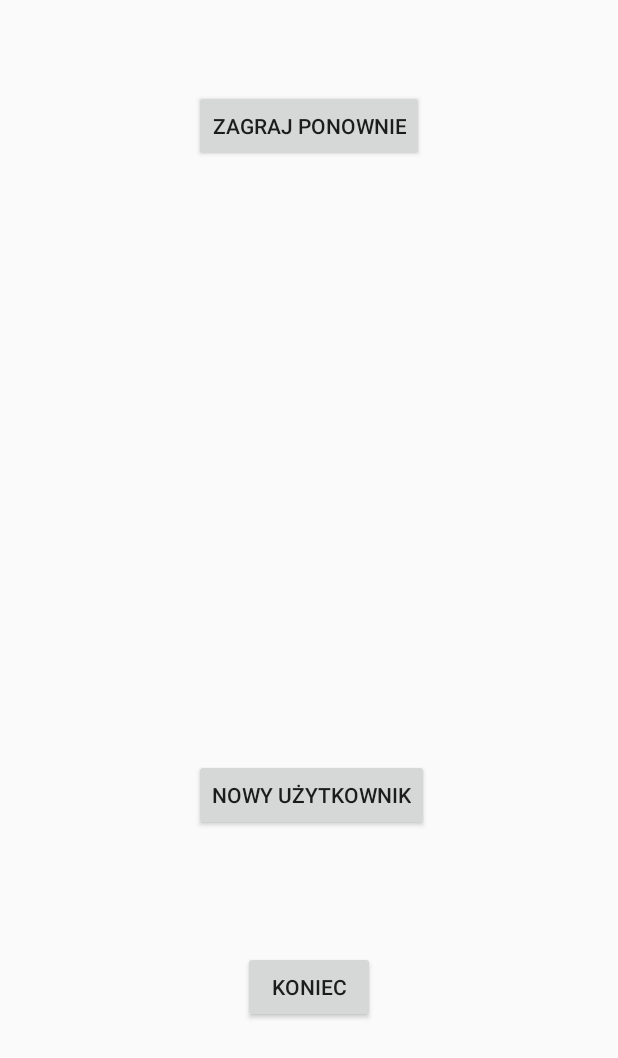
After one commit to Rolfer66/ProjektPrzejsciowyTomaszSzulcBartlomiejWisniewski, an Android app: the layout activity_koniec.xml on its own in the app's theme, with its tools: preview values and no code run, on a phone screen of 412 x 824 dp. The commit adds this screen. Shown: the top 1058 px of the screen. Run offline under Robolectric (Android 15) with nearby library versions, the phone set to English and light mode, and no system bars.

Commit message:
osattni ekran

```diff
--- a/app/src/main/java/com/example/tooomasz/projektprzejsciowytomaszszulc/MainActivity.java
+++ b/app/src/main/java/com/example/tooomasz/projektprzejsciowytomaszszulc/MainActivity.java
@@ -28,6 +28,7 @@ public class MainActivity extends ActionBarActivity {
 
             @Override
             public void onClick(View v){
+                finish();
                 context3 = getApplicationContext();
                 Intent intent3 = new Intent(context3, MainMenu.class);
                 startActivity(intent3);
--- a/app/src/main/java/com/example/tooomasz/projektprzejsciowytomaszszulc/MainMenu.java
+++ b/app/src/main/java/com/example/tooomasz/projektprzejsciowytomaszszulc/MainMenu.java
@@ -48,6 +48,7 @@ public class MainMenu extends ActionBarActivity {
                     toast.show();
                 }
                 else{
+                    finish();
                     Intent intent = new Intent(getApplicationContext(), Zygzak.class);
                     intent.putExtra("ImieUzytkownika", WprowadzoneImie.getText().toString());
                     startActivity(intent);
@@ -70,10 +71,7 @@ public class MainMenu extends ActionBarActivity {
        // getMenuInflater().inflate(R.menu.menu_main_menu, menu);
         super.onCreateOptionsMenu(menu);
         int base = Menu.FIRST;
-        menu.add(base, base, base, "GRAJ!");
-        menu.add(base, base+1, base+1, "TWOJE STATYSTYKI");
-        menu.add(base, base+2, base+2, "ZASADY GRY");
-        menu.add(base, base+3, base+3, "WYLOGUJ");
+
 
         return true;
     }
--- /dev/null
+++ b/app/src/main/res/layout/activity_koniec.xml
@@ -0,0 +1,36 @@
+<RelativeLayout xmlns:android="http://schemas.android.com/apk/res/android"
+    xmlns:tools="http://schemas.android.com/tools" android:layout_width="match_parent"
+    android:layout_height="match_parent" android:paddingLeft="@dimen/activity_horizontal_margin"
+    android:paddingRight="@dimen/activity_horizontal_margin"
+    android:paddingTop="@dimen/activity_vertical_margin"
+    android:paddingBottom="@dimen/activity_vertical_margin"
+    tools:context="com.example.tooomasz.projektprzejsciowytomaszszulc.Koniec">
+
+    <Button
+        android:layout_width="wrap_content"
+        android:layout_height="wrap_content"
+        android:text="Zagraj ponownie"
+        android:id="@+id/Again"
+        android:layout_alignParentTop="true"
+        android:layout_centerHorizontal="true"
+        android:layout_marginTop="44dp" />
+
+    <Button
+        android:layout_width="wrap_content"
+        android:layout_height="wrap_content"
+        android:text="Nowy użytkownik"
+        android:id="@+id/NewUser"
+        android:layout_above="@+id/Koniec"
+        android:layout_alignLeft="@+id/Again"
+        android:layout_alignStart="@+id/Again"
+        android:layout_marginBottom="80dp" />
+
+    <Button
+        android:layout_width="wrap_content"
+        android:layout_height="wrap_content"
+        android:text="Koniec"
+        android:id="@+id/Koniec"
+        android:layout_alignParentBottom="true"
+        android:layout_centerHorizontal="true"
+        android:layout_marginBottom="126dp" />
+</RelativeLayout>
--- a/app/src/main/res/values/strings.xml
+++ b/app/src/main/res/values/strings.xml
@@ -8,4 +8,5 @@
     <string name="title_activity_zasady_gry">ZasadyGry</string>
     <string name="Zagraj">Zagraj</string>
     <string name="title_activity_zygzak">Zygzak</string>
+    <string name="title_activity_koniec">Koniec</string>
 </resources>
```
Also changed, not shown: app/src/main/AndroidManifest.xml (+6 -4 lines), app/src/main/java/com/example/tooomasz/projektprzejsciowytomaszszulc/Koniec.java (+143 -4 lines), app/src/main/java/com/example/tooomasz/projektprzejsciowytomaszszulc/Zygzak.java (+26 -25 lines), app/src/main/res/layout/activity_zygzak.xml (+14 -2 lines), app/src/main/res/menu/menu_koniec.xml (added, +7 -0 lines).
